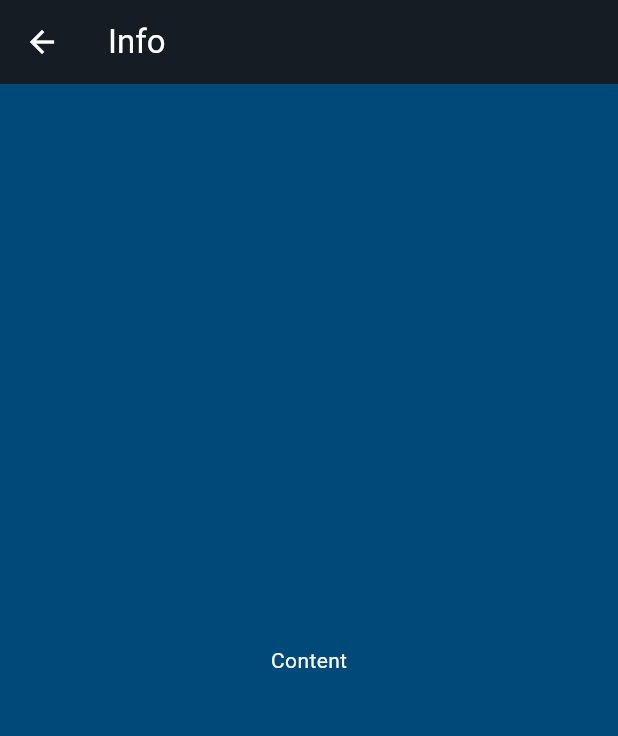
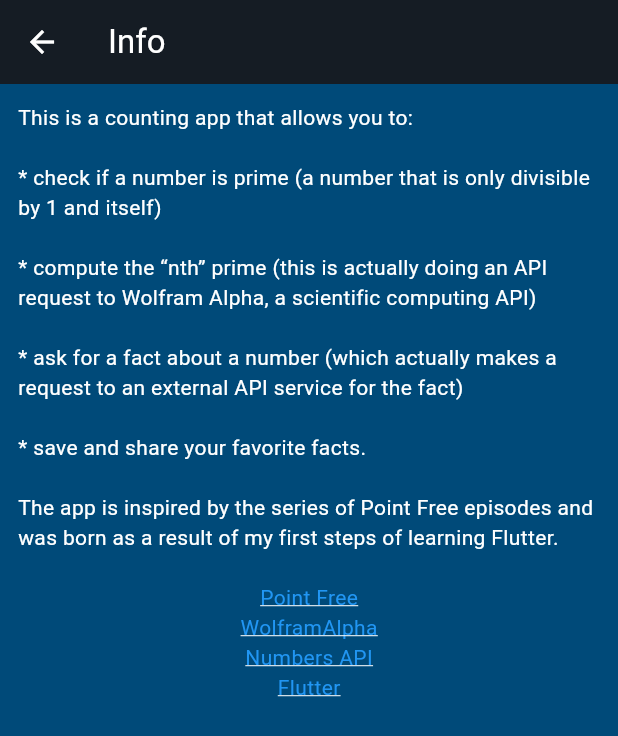
Before and after one commit to igornazarov1991/humble-counter, a Flutter app: the InfoPage screen opened directly, on a phone screen of 412 x 824 dp. Shown: the top 736 px of the screen. Run offline on Flutter 3.47's test engine with Material 2 defaults, Android fonts, the phone set to English and light mode, and no system bars; our stand-ins replace share_plus.

Commit message:
v 1.0.0 (2)

```diff
--- a/lib/configs.dart
+++ b/lib/configs.dart
@@ -11,6 +11,24 @@
 
 abstract final class Constants {
   static const BorderRadius standardRadius = BorderRadius.all(Radius.circular(10));
+
+  static const String appInfo = '''This is a counting app that allows you to:
+
+* check if a number is prime (a number that is only divisible by 1 and itself)
+
+* compute the “nth” prime (this is actually doing an API request to Wolfram Alpha, a scientific computing API)
+
+* ask for a fact about a number (which actually makes a request to an external API service for the fact)
+
+* save and share your favorite facts.
+
+The app is inspired by the series of Point Free episodes and was born as a result of my first steps of learning Flutter.
+''';
+
+  static const String pointFreeUrl = 'https://pointfree.co';
+  static const String wolframAlphaUrl = 'https://wolframalpha.com';
+  static const String numbersApiUrl = 'http://numbersapi.com';
+  static const String flutterUrl = 'https://flutter.dev';
 }
 
 abstract final class Styles {
@@ -20,4 +38,9 @@
       fontSize: 20,
     ),
   );
+
+  static TextStyle linkTextStyle = const TextStyle(
+    decoration: TextDecoration.underline,
+    color: Colors.blue,
+  );
 }
--- a/lib/info/info_page.dart
+++ b/lib/info/info_page.dart
@@ -1,4 +1,7 @@
+import 'package:flutter/foundation.dart';
 import 'package:flutter/material.dart';
+import 'package:humble_counter/configs.dart';
+import 'package:url_launcher/url_launcher.dart';
 
 class InfoPage extends StatelessWidget {
   const InfoPage({super.key});
@@ -7,8 +10,17 @@
   Widget build(BuildContext context) {
     return Scaffold(
       appBar: _buildAppBar(context),
-      body: const Center(
-        child: Text('Content'),
+      body: Padding(
+        padding: AppInsets.standard,
+        child: Column(
+          children: [
+            const Text(Constants.appInfo),
+            _buildLink('Point Free', Constants.pointFreeUrl),
+            _buildLink('WolframAlpha', Constants.wolframAlphaUrl),
+            _buildLink('Numbers API', Constants.numbersApiUrl),
+            _buildLink('Flutter', Constants.flutterUrl),
+          ],
+        ),
       ),
     );
   }
@@ -19,4 +31,29 @@
       title: const Text('Info'),
     );
   }
+
+  Widget _buildLink(String title, String url) {
+    return InkWell(
+      onTap: () => onLinkTap(url),
+      child: Text(
+        title,
+        style: Styles.linkTextStyle,
+      ),
+    );
+  }
+
+  void onLinkTap(String url) async {
+    try {
+      final res = await launchUrl(Uri.parse(url));
+      if (!res) {
+        if (kDebugMode) {
+          print('Failed to open url $url');
+        }
+      }
+    } catch (error) {
+      if (kDebugMode) {
+        print(error);
+      }
+    }
+  }
 }
--- a/pubspec.yaml
+++ b/pubspec.yaml
@@ -16,7 +16,7 @@
 # https://developer.apple.com/library/archive/documentation/General/Reference/InfoPlistKeyReference/Articles/CoreFoundationKeys.html
 # In Windows, build-name is used as the major, minor, and patch parts
 # of the product and file versions while build-number is used as the build suffix.
-version: 1.0.0+1
+version: 1.0.0+2
 
 environment:
   sdk: '>=3.1.0 <4.0.0'
@@ -40,6 +40,7 @@
   path_provider: ^2.1.1
   json_annotation: ^4.8.1
   share_plus: ^7.1.0
+  url_launcher: ^6.1.14
 
 dev_dependencies:
   flutter_test:
```
Also changed, not shown: pubspec.lock, 4 other files.
